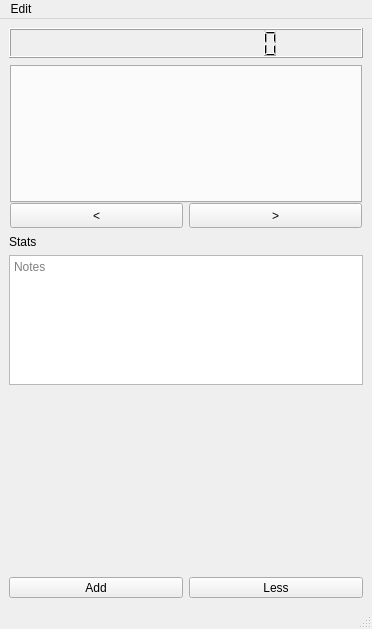
Above: mainwindow.ui from ic005k/Knot-Legacy before the change. Below: the same form after it.
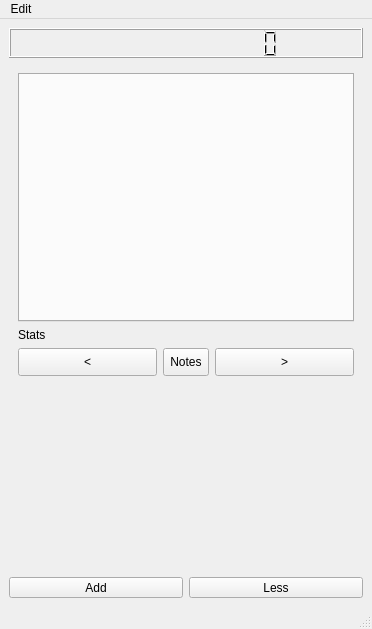
That is the form after the change. Icons and pictures are not drawn.

The edit to the form file:
```diff
--- a/mainwindow.ui
+++ b/mainwindow.ui
@@ -34,59 +34,6 @@
       </property>
      </widget>
     </item>
-    <item row="3" column="0">
-     <widget class="QTextEdit" name="textEdit">
-      <property name="maximumSize">
-       <size>
-        <width>16777215</width>
-        <height>130</height>
-       </size>
-      </property>
-      <property name="placeholderText">
-       <string>Notes</string>
-      </property>
-     </widget>
-    </item>
-    <item row="4" column="0">
-     <widget class="QFrame" name="frame">
-      <property name="minimumSize">
-       <size>
-        <width>0</width>
-        <height>180</height>
-       </size>
-      </property>
-      <property name="frameShape">
-       <enum>QFrame::NoFrame</enum>
-      </property>
-      <property name="frameShadow">
-       <enum>QFrame::Raised</enum>
-      </property>
-      <layout class="QGridLayout" name="gridLayout_2">
-       <property name="leftMargin">
-        <number>0</number>
-       </property>
-       <property name="topMargin">
-        <number>0</number>
-       </property>
-       <property name="rightMargin">
-        <number>0</number>
-       </property>
-       <property name="bottomMargin">
-        <number>0</number>
-       </property>
-       <property name="spacing">
-        <number>0</number>
-       </property>
-       <item row="0" column="0">
-        <layout class="QGridLayout" name="pLayout">
-         <property name="spacing">
-          <number>0</number>
-         </property>
-        </layout>
-       </item>
-      </layout>
-     </widget>
-    </item>
     <item row="1" column="0">
      <widget class="QFrame" name="frame_2">
       <property name="frameShape">
@@ -96,22 +43,7 @@
        <enum>QFrame::Raised</enum>
       </property>
       <layout class="QGridLayout" name="gridLayout">
-       <property name="leftMargin">
-        <number>1</number>
-       </property>
-       <property name="topMargin">
-        <number>1</number>
-       </property>
-       <property name="rightMargin">
-        <number>1</number>
-       </property>
-       <property name="bottomMargin">
-        <number>1</number>
-       </property>
-       <property name="verticalSpacing">
-        <number>0</number>
-       </property>
-       <item row="0" column="0" colspan="2">
+       <item row="0" column="0">
         <widget class="QTabWidget" name="tabWidget">
          <property name="styleSheet">
           <string notr="true">/*QTabBar::scroller {
@@ -142,6 +74,15 @@
         </widget>
        </item>
        <item row="1" column="0">
+        <widget class="QLabel" name="lblStats">
+         <property name="text">
+          <string>Stats</string>
+         </property>
+        </widget>
+       </item>
+       <item row="2" column="0">
+        <layout class="QHBoxLayout" name="horizontalLayout_2">
+         <item>
         <widget class="QToolButton" name="btnLeft">
          <property name="sizePolicy">
           <sizepolicy hsizetype="Preferred" vsizetype="Fixed">
@@ -152,7 +93,7 @@
          <property name="minimumSize">
           <size>
            <width>0</width>
-           <height>25</height>
+             <height>28</height>
           </size>
          </property>
          <property name="text">
@@ -160,7 +101,20 @@
          </property>
         </widget>
        </item>
-       <item row="1" column="1">
+         <item>
+          <widget class="QToolButton" name="btnNotes">
+           <property name="minimumSize">
+            <size>
+             <width>0</width>
+             <height>28</height>
+            </size>
+           </property>
+           <property name="text">
+            <string>Notes</string>
+           </property>
+          </widget>
+         </item>
+         <item>
         <widget class="QToolButton" name="btnRight">
          <property name="sizePolicy">
           <sizepolicy hsizetype="Preferred" vsizetype="Fixed">
@@ -171,7 +125,7 @@
          <property name="minimumSize">
           <size>
            <width>0</width>
-           <height>25</height>
+             <height>28</height>
           </size>
          </property>
          <property name="text">
@@ -180,12 +134,17 @@
         </widget>
        </item>
       </layout>
+       </item>
+      </layout>
      </widget>
     </item>
     <item row="2" column="0">
-     <widget class="QLabel" name="lblStats">
-      <property name="text">
-       <string>Stats</string>
+     <widget class="QFrame" name="frame">
+      <property name="minimumSize">
+       <size>
+        <width>0</width>
+        <height>180</height>
+       </size>
       </property>
      </widget>
     </item>
```
Left out of the diff: 38 changed lines with no effect on the pictures. Lines whose indentation alone changed are shown as unchanged.
